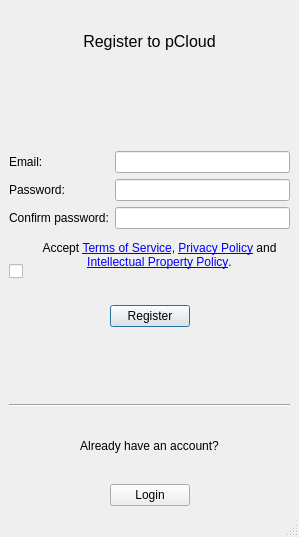
First picture: the form in registerwindow.ui, repository pcloudcom/psyncgui, before the edit.
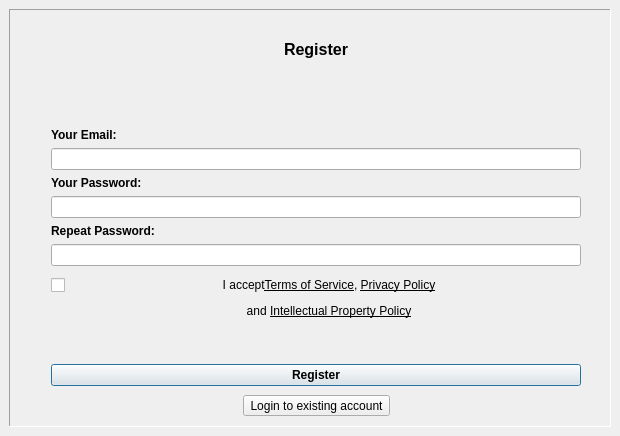
Second picture: the form after the edit. Icons and pictures are not drawn.

Commit message: SLX-236 | new design - ui forms

The edit to the form file:
```diff
--- a/registerwindow.ui
+++ b/registerwindow.ui
@@ -6,15 +6,65 @@
    <rect>
     <x>0</x>
     <y>0</y>
-    <width>299</width>
-    <height>537</height>
+    <width>620</width>
+    <height>436</height>
    </rect>
   </property>
   <property name="windowTitle">
    <string>pCloud</string>
   </property>
   <widget class="QWidget" name="centralwidget">
-   <layout class="QVBoxLayout" name="verticalLayout_2">
+   <layout class="QHBoxLayout" name="horizontalLayout_7">
+    <property name="spacing">
+     <number>0</number>
+    </property>
+    <item>
+     <widget class="QFrame" name="frame">
+      <property name="frameShape">
+       <enum>QFrame::Panel</enum>
+      </property>
+      <property name="frameShadow">
+       <enum>QFrame::Sunken</enum>
+      </property>
+      <layout class="QHBoxLayout" name="horizontalLayout_6">
+       <property name="spacing">
+        <number>0</number>
+       </property>
+       <property name="margin">
+        <number>0</number>
+       </property>
+       <item>
+        <layout class="QHBoxLayout" name="horizontalLayout_5">
+         <property name="spacing">
+          <number>0</number>
+         </property>
+         <item>
+          <widget class="QLabel" name="label_logo">
+           <property name="text">
+            <string/>
+           </property>
+           <property name="pixmap">
+            <pixmap resource="Resources.qrc">:/images/images/log-reg_small.png</pixmap>
+           </property>
+          </widget>
+         </item>
+         <item>
+          <layout class="QVBoxLayout" name="verticalLayout_6">
+           <property name="spacing">
+            <number>0</number>
+           </property>
+           <property name="leftMargin">
+            <number>25</number>
+           </property>
+           <property name="topMargin">
+            <number>30</number>
+           </property>
+           <property name="rightMargin">
+            <number>20</number>
+           </property>
+           <property name="bottomMargin">
+            <number>10</number>
+           </property>
     <item>
      <widget class="QLabel" name="label_5">
       <property name="font">
@@ -23,7 +73,7 @@
        </font>
       </property>
       <property name="text">
-       <string>Register to pCloud</string>
+              <string>&lt;html&gt;&lt;head/&gt;&lt;body&gt;&lt;p&gt;&lt;span style=&quot; font-weight:600;&quot;&gt;Register&lt;/span&gt;&lt;/p&gt;&lt;/body&gt;&lt;/html&gt;</string>
       </property>
       <property name="alignment">
        <set>Qt::AlignCenter</set>
@@ -31,79 +81,61 @@
      </widget>
     </item>
     <item>
-     <layout class="QHBoxLayout" name="horizontalLayout_4">
-      <item>
-       <spacer name="horizontalSpacer_5">
+            <spacer name="verticalSpacer_3">
         <property name="orientation">
-         <enum>Qt::Horizontal</enum>
+              <enum>Qt::Vertical</enum>
         </property>
         <property name="sizeHint" stdset="0">
          <size>
-          <width>40</width>
-          <height>20</height>
+               <width>20</width>
+               <height>40</height>
          </size>
         </property>
        </spacer>
       </item>
       <item>
-       <widget class="QLabel" name="label_7">
-        <property name="text">
-         <string/>
-        </property>
-        <property name="pixmap">
-         <pixmap resource="Resources.qrc">:/images/images/logo.png</pixmap>
-        </property>
-       </widget>
-      </item>
+            <widget class="QStackedWidget" name="stackedWidget">
+             <property name="currentIndex">
+              <number>0</number>
+             </property>
+             <widget class="QWidget" name="page_reg">
+              <layout class="QVBoxLayout" name="verticalLayout_4">
       <item>
-       <spacer name="horizontalSpacer_6">
-        <property name="orientation">
-         <enum>Qt::Horizontal</enum>
-        </property>
-        <property name="sizeHint" stdset="0">
-         <size>
-          <width>40</width>
-          <height>20</height>
-         </size>
-        </property>
-       </spacer>
-      </item>
-     </layout>
-    </item>
+                <layout class="QVBoxLayout" name="verticalLayout_3">
     <item>
-     <layout class="QFormLayout" name="formLayout">
-      <item row="0" column="0">
+                  <layout class="QVBoxLayout" name="verticalLayout_2">
+                   <item>
        <widget class="QLabel" name="label">
         <property name="text">
-         <string>Email:</string>
+                      <string>&lt;html&gt;&lt;head/&gt;&lt;body&gt;&lt;p&gt;&lt;span style=&quot; font-weight:600;&quot;&gt;Your Email:&lt;/span&gt;&lt;/p&gt;&lt;/body&gt;&lt;/html&gt;</string>
         </property>
        </widget>
       </item>
-      <item row="2" column="0">
-       <widget class="QLabel" name="label_2">
-        <property name="text">
-         <string>Password:</string>
-        </property>
-       </widget>
-      </item>
-      <item row="4" column="0">
-       <widget class="QLabel" name="label_3">
-        <property name="text">
-         <string>Confirm password:</string>
-        </property>
-       </widget>
-      </item>
-      <item row="0" column="1">
+                   <item>
        <widget class="QLineEdit" name="email"/>
       </item>
-      <item row="2" column="1">
+                   <item>
+                    <widget class="QLabel" name="label_2">
+                     <property name="text">
+                      <string>&lt;html&gt;&lt;head/&gt;&lt;body&gt;&lt;p&gt;&lt;span style=&quot; font-weight:600;&quot;&gt;Your Password:&lt;/span&gt;&lt;/p&gt;&lt;/body&gt;&lt;/html&gt;</string>
+                     </property>
+                    </widget>
+                   </item>
+                   <item>
        <widget class="QLineEdit" name="password">
         <property name="echoMode">
          <enum>QLineEdit::Password</enum>
         </property>
        </widget>
       </item>
-      <item row="4" column="1">
+                   <item>
+                    <widget class="QLabel" name="label_3">
+                     <property name="text">
+                      <string>&lt;html&gt;&lt;head/&gt;&lt;body&gt;&lt;p&gt;&lt;span style=&quot; font-weight:600;&quot;&gt;Repeat Password:&lt;/span&gt;&lt;/p&gt;&lt;/body&gt;&lt;/html&gt;</string>
+                     </property>
+                    </widget>
+                   </item>
+                   <item>
        <widget class="QLineEdit" name="confirmpassword">
         <property name="text">
          <string/>
@@ -123,21 +155,40 @@
       <item>
        <layout class="QVBoxLayout" name="verticalLayout">
         <property name="topMargin">
-         <number>3</number>
+                      <number>0</number>
         </property>
         <item>
          <widget class="QCheckBox" name="accepttos">
+                       <property name="layoutDirection">
+                        <enum>Qt::LeftToRight</enum>
+                       </property>
           <property name="text">
            <string/>
           </property>
          </widget>
         </item>
+                     <item>
+                      <spacer name="verticalSpacer_2">
+                       <property name="orientation">
+                        <enum>Qt::Vertical</enum>
+                       </property>
+                       <property name="sizeHint" stdset="0">
+                        <size>
+                         <width>20</width>
+                         <height>16</height>
+                        </size>
+                       </property>
+                      </spacer>
+                     </item>
        </layout>
       </item>
       <item>
        <widget class="QLabel" name="label_4">
         <property name="text">
-         <string>&lt;html&gt;&lt;head/&gt;&lt;body&gt;&lt;p&gt;Accept &lt;a href=&quot;https://www.pcloud.com/terms_and_conditions.html&quot;&gt;&lt;span style=&quot; text-decoration: underline; color:#0000ff;&quot;&gt;Terms of Service&lt;/span&gt;&lt;/a&gt;, &lt;a href=&quot;https://www.pcloud.com/privacy_policy.html&quot;&gt;&lt;span style=&quot; text-decoration: underline; color:#0000ff;&quot;&gt;Privacy Policy&lt;/span&gt;&lt;/a&gt; and &lt;a href=&quot;https://www.pcloud.com/int_pr_policy.html&quot;&gt;&lt;span style=&quot; text-decoration: underline; color:#0000ff;&quot;&gt;Intellectual Property Policy&lt;/span&gt;&lt;/a&gt;.&lt;/p&gt;&lt;/body&gt;&lt;/html&gt;</string>
+                      <string>&lt;html&gt;&lt;head/&gt;&lt;body&gt;&lt;p&gt;&lt;span style=&quot; font-size:9pt;&quot;&gt;I accept&lt;/span&gt;&lt;a href=&quot;https://www.pcloud.com/terms_and_conditions.html&quot;&gt;&lt;span style=&quot; font-size:9pt; text-decoration: underline; color:#000000;&quot;&gt;Terms of Service&lt;/span&gt;&lt;/a&gt;&lt;span style=&quot; font-size:9pt; color:#000000;&quot;&gt;, &lt;/span&gt;&lt;a href=&quot;https://www.pcloud.com/privacy_policy.html&quot;&gt;&lt;span style=&quot; font-size:9pt; text-decoration: underline; color:#000000;&quot;&gt;Privacy Policy&lt;/span&gt;&lt;/a&gt;&lt;/p&gt;&lt;p&gt;&lt;span style=&quot; font-size:9pt;&quot;&gt;and &lt;/span&gt;&lt;a href=&quot;https://www.pcloud.com/int_pr_policy.html&quot;&gt;&lt;span style=&quot; font-size:9pt; text-decoration: underline; color:#000000;&quot;&gt;Intellectual Property Policy&lt;/span&gt;&lt;/a&gt;&lt;/p&gt;&lt;/body&gt;&lt;/html&gt;</string>
+                     </property>
+                     <property name="scaledContents">
+                      <bool>false</bool>
         </property>
         <property name="alignment">
          <set>Qt::AlignHCenter|Qt::AlignTop</set>
@@ -152,23 +203,29 @@
       </item>
      </layout>
     </item>
+                 <item>
+                  <spacer name="verticalSpacer_4">
+                   <property name="orientation">
+                    <enum>Qt::Vertical</enum>
+                   </property>
+                   <property name="sizeHint" stdset="0">
+                    <size>
+                     <width>20</width>
+                     <height>40</height>
+                    </size>
+                   </property>
+                  </spacer>
+                 </item>
     <item>
      <layout class="QHBoxLayout" name="horizontalLayout_2">
-      <item>
-       <spacer name="horizontalSpacer">
-        <property name="orientation">
-         <enum>Qt::Horizontal</enum>
-        </property>
-        <property name="sizeHint" stdset="0">
-         <size>
-          <width>40</width>
-          <height>20</height>
-         </size>
-        </property>
-       </spacer>
-      </item>
       <item>
        <widget class="QPushButton" name="registerButton">
+                     <property name="font">
+                      <font>
+                       <weight>75</weight>
+                       <bold>true</bold>
+                      </font>
+                     </property>
         <property name="text">
          <string>Register</string>
         </property>
@@ -177,46 +234,57 @@
         </property>
        </widget>
       </item>
+                  </layout>
+                 </item>
+                </layout>
+               </item>
+              </layout>
+             </widget>
+             <widget class="QWidget" name="page_2">
+              <layout class="QHBoxLayout" name="horizontalLayout_4">
       <item>
-       <spacer name="horizontalSpacer_2">
+                <layout class="QVBoxLayout" name="verticalLayout_5">
+                 <item>
+                  <widget class="QLabel" name="label_accntinfo">
+                   <property name="text">
+                    <string>&lt;html&gt;&lt;head/&gt;&lt;body&gt;&lt;p&gt;&lt;br/&gt;&lt;/p&gt;&lt;/body&gt;&lt;/html&gt;</string>
+                   </property>
+                   <property name="wordWrap">
+                    <bool>true</bool>
+                   </property>
+                  </widget>
+                 </item>
+                 <item>
+                  <spacer name="verticalSpacer">
         <property name="orientation">
-         <enum>Qt::Horizontal</enum>
+                    <enum>Qt::Vertical</enum>
         </property>
         <property name="sizeHint" stdset="0">
          <size>
-          <width>40</width>
-          <height>20</height>
+                     <width>20</width>
+                     <height>40</height>
          </size>
         </property>
        </spacer>
       </item>
-     </layout>
-    </item>
     <item>
-     <widget class="QLabel" name="error">
+                  <widget class="QPushButton" name="btnUnlink">
       <property name="text">
-       <string/>
-      </property>
-      <property name="wordWrap">
-       <bool>true</bool>
-      </property>
+                    <string>Unlink</string>
+                   </property>
      </widget>
     </item>
     <item>
-     <widget class="Line" name="line">
-      <property name="orientation">
-       <enum>Qt::Horizontal</enum>
+                  <widget class="QPushButton" name="btnCancel">
+                   <property name="text">
+                    <string>Cancel</string>
       </property>
      </widget>
     </item>
-    <item>
-     <widget class="QLabel" name="label_6">
-      <property name="text">
-       <string>Already have an account?</string>
-      </property>
-      <property name="alignment">
-       <set>Qt::AlignCenter</set>
-      </property>
+                </layout>
+               </item>
+              </layout>
+             </widget>
      </widget>
     </item>
     <item>
@@ -235,9 +303,9 @@
        </spacer>
       </item>
       <item>
-       <widget class="QPushButton" name="loginButton">
+              <widget class="QToolButton" name="tbtnLogin">
         <property name="text">
-         <string>Login</string>
+                <string>Login to existing account</string>
         </property>
        </widget>
       </item>
@@ -257,18 +325,14 @@
      </layout>
     </item>
    </layout>
-  </widget>
-  <widget class="QMenuBar" name="menubar">
-   <property name="geometry">
-    <rect>
-     <x>0</x>
-     <y>0</y>
-     <width>299</width>
-     <height>27</height>
-    </rect>
-   </property>
+         </item>
+        </layout>
+       </item>
+      </layout>
+     </widget>
+    </item>
+   </layout>
   </widget>
-  <widget class="QStatusBar" name="statusbar"/>
  </widget>
  <resources>
   <include location="Resources.qrc"/>
```
Lines whose indentation alone changed are shown as unchanged. The commit also changes 6 other files.
